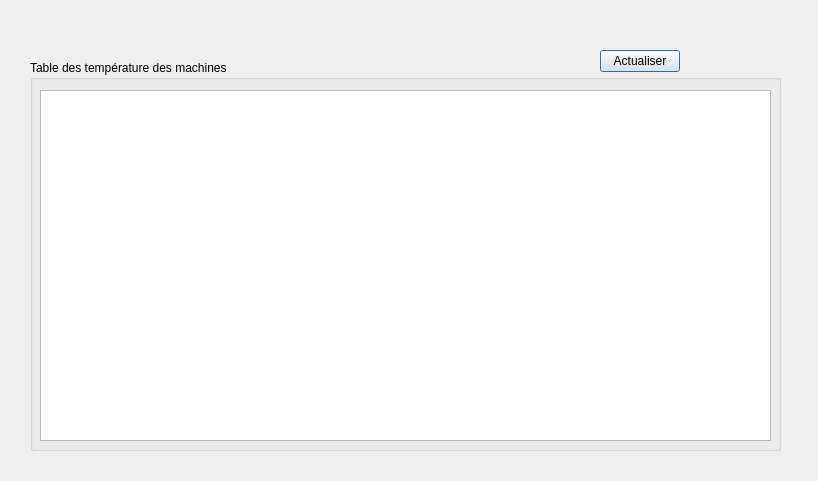
nyrouz911/Smart-Dry-Cleaner-2A13, file temp.ui: the form before one commit.
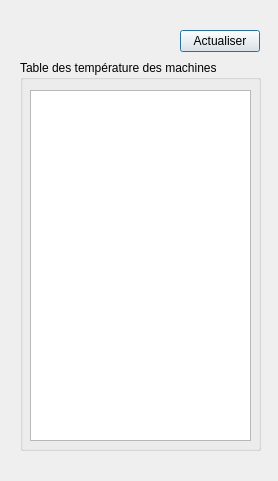
The form after the commit.

The edit to the form file:
```diff
--- a/temp.ui
+++ b/temp.ui
@@ -6,7 +6,7 @@
    <rect>
     <x>0</x>
     <y>0</y>
-    <width>818</width>
+    <width>278</width>
     <height>481</height>
    </rect>
   </property>
@@ -16,9 +16,9 @@
   <widget class="QGroupBox" name="groupBox">
    <property name="geometry">
     <rect>
-     <x>30</x>
+     <x>20</x>
      <y>60</y>
-     <width>751</width>
+     <width>241</width>
      <height>391</height>
     </rect>
    </property>
@@ -30,7 +30,7 @@
      <rect>
       <x>10</x>
       <y>30</y>
-      <width>731</width>
+      <width>221</width>
       <height>351</height>
      </rect>
     </property>
@@ -39,8 +39,8 @@
   <widget class="QPushButton" name="actualiser">
    <property name="geometry">
     <rect>
-     <x>600</x>
-     <y>50</y>
+     <x>180</x>
+     <y>30</y>
      <width>80</width>
      <height>22</height>
     </rect>
```
